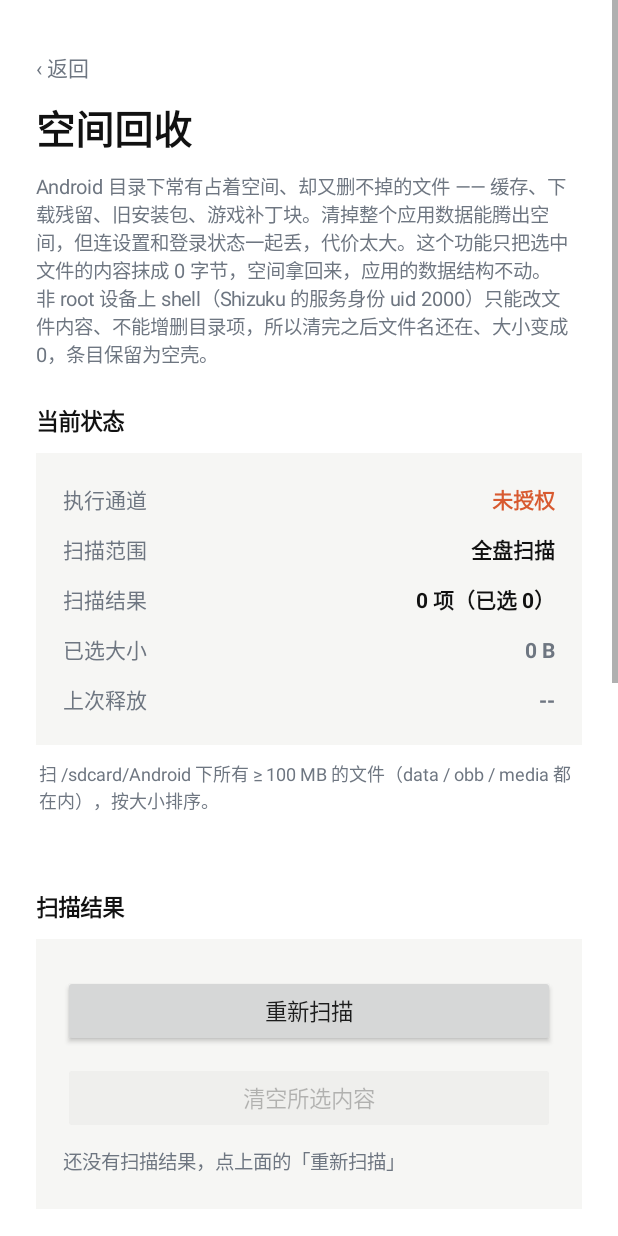
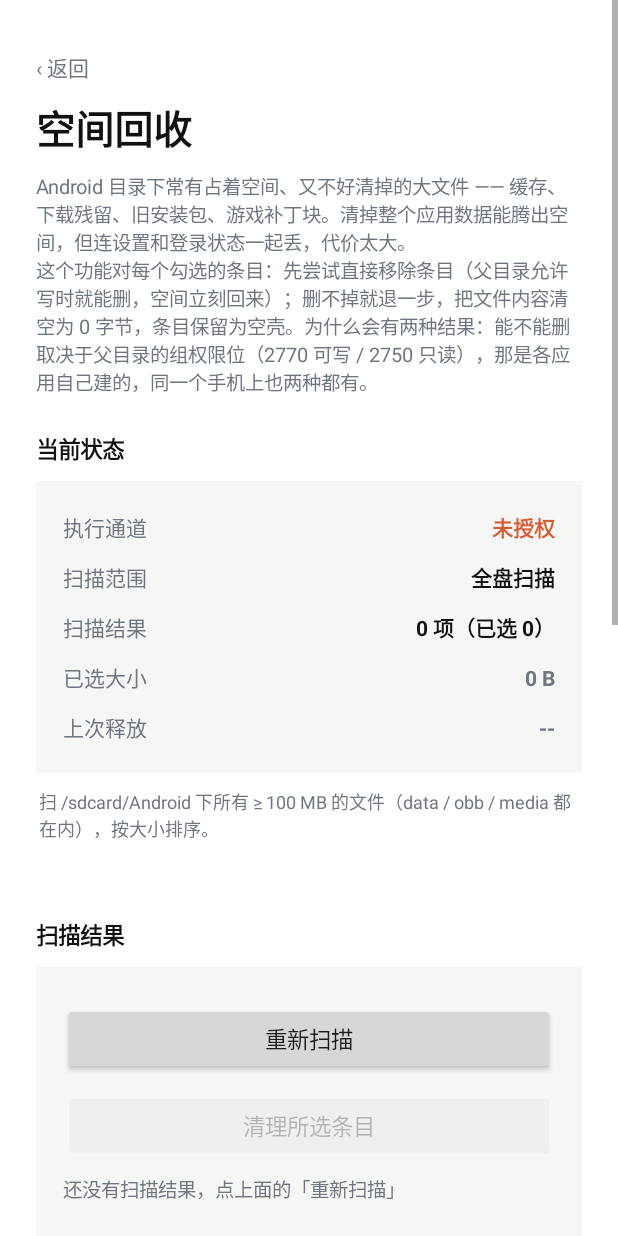
Before and after one commit to Morgan00GZ/SwissKnife, an Android app: the StorageCleanActivity screen opened directly, with no data from a screen before it, on a phone screen of 412 x 824 dp. Run offline under Robolectric (Android 15) with nearby library versions, the phone set to English and light mode, and no system bars; libraries missing offline, so code that uses them is left out: rikka.shizuku; 5 statements that could not run were skipped.

Commit message:
feat(clean): 阈值可调 + 先删后截（能否删取决于父目录组位）
机制更正：我之前记的「只能截断不能删」是错的。父目录组位有两种——
drwxrws---(2770) 组内可写，shell 能 unlink；drwxr-s---(2750) 只读，只能截断。
同一台机器两种并存，所以只能逐个文件先试。

- AIDL: truncate -> clear(path)，返回 0=已移除 / 1=已截断 / -1 / -2 / -9
- Service: Os.remove 优先，EACCES/EPERM 等再退到 Os.open+ftruncate
- UI: 汇总分开报「移除 N 项（条目消失）、清空 M 项（保留空壳）」
- 阈值做成参数：调参里加输入框（1-10240 MB，默认 100），改完立刻重扫
- 文案：统一用「移除/清空内容」，FootNote 讲清 2770 与 2750 的差别
- 单测 34 -> 35：两种结果同时出现要分开说

```diff
--- a/app/src/main/java/com/swissknife/core/Prefs.kt
+++ b/app/src/main/java/com/swissknife/core/Prefs.kt
@@ -190,6 +190,16 @@ class Prefs(context: Context) {
         set(v) = sp.edit().putString(KEY_CLEAN_MANUAL_PATH, v).apply()
 
     /**
+     * 只列 ≥ 这个体积（MB）的文件。默认 100。
+     *
+     * 做成参数而不是常量：不同人的"值得清"标准不同 —— 128 GB 的机器 50 MB 也算大，
+     * 1 TB 的机器 500 MB 才值得动手。上限 10240 MB 防止手滑扫全盘。
+     */
+    var cleanMinSizeMb: Int
+        get() = sp.getInt(KEY_CLEAN_MIN_SIZE_MB, DEFAULT_CLEAN_MIN_SIZE_MB)
+        set(v) = sp.edit().putInt(KEY_CLEAN_MIN_SIZE_MB, v.coerceIn(1, 10240)).apply()
+
+    /**
      * 当天日期字符串。
      *
      * `SimpleDateFormat` 不是线程安全的，但每次补滑都 new 一个也没必要（2026-11-09 功耗审查）：
@@ -220,6 +230,8 @@ class Prefs(context: Context) {
         const val KEY_CLEAN_LAST_FREED = "clean_last_freed"
         const val KEY_CLEAN_LAST_EVENT = "clean_last_event"
         const val KEY_CLEAN_MANUAL_PATH = "clean_manual_path"
+        const val KEY_CLEAN_MIN_SIZE_MB = "clean_min_size_mb"
+        const val DEFAULT_CLEAN_MIN_SIZE_MB = 100
 
         private const val KEY_EYE_THRESHOLD = "eye_threshold_ms"
         private const val KEY_EYE_OVERLAY_SEC = "eye_overlay_seconds"
--- a/app/src/main/res/values/strings.xml
+++ b/app/src/main/res/values/strings.xml
@@ -227,12 +227,13 @@
     <string name="time_pattern">a h:mm:ss</string>
 
     <!-- ============ 功能：空间回收（2026-11-12 新增，第五个功能） ============
-         文案口径（硬性）：全篇不出现「删除」。非 root 设备上 shell 只能改文件内容，
-         不能增删目录项，说"删除"就是撒谎。统一用「清空内容 / 释放空间 / 条目保留为空壳」。 -->
+         文案口径（硬性）：全篇不出现「删除」二字，统一用「移除（条目消失）/ 清空内容（保留空壳）」。
+         为什么：2026-11-13 实测父目录组位有两种（2770 可删 / 2750 只能截断），同一个词盖不住两种结果，
+         只说"删除"会对被截断的那部分撒谎，只说"清空"又隐瞒了真删掉的那部分。 -->
     <string name="feature_storage_clean">空间回收</string>
-    <string name="feature_storage_clean_desc">把删不掉的大文件清空为 0 字节</string>
+    <string name="feature_storage_clean_desc">能删就删，删不掉就把内容清空</string>
 
-    <string name="sc_desc">Android 目录下常有占着空间、却又删不掉的文件 —— 缓存、下载残留、旧安装包、游戏补丁块。清掉整个应用数据能腾出空间，但连设置和登录状态一起丢，代价太大。这个功能只把选中文件的内容抹成 0 字节，空间拿回来，应用的数据结构不动。\n非 root 设备上 shell（Shizuku 的服务身份 uid 2000）只能改文件内容、不能增删目录项，所以清完之后文件名还在、大小变成 0，条目保留为空壳。</string>
+    <string name="sc_desc">Android 目录下常有占着空间、又不好清掉的大文件 —— 缓存、下载残留、旧安装包、游戏补丁块。清掉整个应用数据能腾出空间，但连设置和登录状态一起丢，代价太大。\n这个功能对每个勾选的条目：先尝试直接移除条目（父目录允许写时就能删，空间立刻回来）；删不掉就退一步，把文件内容清空为 0 字节，条目保留为空壳。为什么会有两种结果：能不能删取决于父目录的组权限位（2770 可写 / 2750 只读），那是各应用自己建的，同一个手机上也两种都有。</string>
     <string name="sc_status_channel">执行通道</string>
     <string name="sc_status_scope">扫描范围</string>
     <string name="sc_status_count">扫描结果</string>
@@ -240,7 +241,7 @@
     <string name="sc_status_last">上次释放</string>
     <string name="sc_section_list">扫描结果</string>
     <string name="sc_btn_scan">重新扫描</string>
-    <string name="sc_btn_truncate">清空所选内容</string>
+    <string name="sc_btn_truncate">清理所选条目</string>
     <string name="sc_list_empty">还没有扫描结果，点上面的「重新扫描」</string>
     <string name="sc_shell_item">空壳（已清空）</string>
     <string name="sc_scope_full">全盘扫描</string>
@@ -259,6 +260,8 @@
     <string name="sc_channel_no_runner">Shizuku 未运行</string>
     <string name="sc_channel_no_permission">未授权</string>
     <string name="sc_channel_failed">连接失败</string>
+    <string name="sc_min_hint">阈值（MB，只列大于它的文件）</string>
+    <string name="sc_min_save">按此阈值扫描</string>
     <string name="sc_manual_hint">指定目录（留空 = 全盘扫描）</string>
     <string name="sc_manual_save">按此路径扫描</string>
     <string name="sc_toast_no_channel">执行通道不可用，先让 Shizuku 就绪并授权</string>
@@ -267,12 +270,12 @@
     <string name="sc_toast_scan_done">扫描完成：%1$d 项</string>
     <string name="sc_toast_scan_empty">没有 ≥ %1$d MB 的文件</string>
     <string name="sc_rule_1">1. 确认首页的「Shizuku」已就绪并授权：本功能要借它的 shell 身份才看得到别的应用的 Android 目录</string>
-    <string name="sc_rule_2">2. 点「重新扫描」：默认扫 /sdcard/Android 下所有 ≥ 100 MB 的文件，按大小从大到小列出；在最下面填一个目录则只扫那里</string>
+    <string name="sc_rule_2">2. 点「重新扫描」：默认扫 /sdcard/Android 下所有 ≥ 阈值的文件，按大小从大到小列出；阈值与扫描目录都在最下面的「调参」里改</string>
     <string name="sc_rule_3">3. 勾选要清空的条目（默认一条都不勾，可以用「全选」批量选）。已经是 0 字节的空壳不必勾</string>
-    <string name="sc_rule_4">4. 点「清空所选内容」：会先查目标应用是否还在运行，在跑就拦下并请你先退出，不会硬截</string>
-    <string name="sc_rule_5">5. 完成后「上次释放」显示本次释放总量，对应条目变成 0 字节空壳；清空前后可用空间可在系统设置里对照</string>
-    <string name="sc_footnote">为什么不能真删：Android/data/&lt;包名&gt; 的目录权限是 drwxr-s---，shell 虽然在 ext_data_rw 组里，但组内没有写权限，rm / mv / mkdir 一律被拒。这是权限模型决定的，换命令写法、换授权方式都不会变。真要删掉目录项只有三条路：设备已 root、卸载应用（连带清空它的全部数据）、或者应用自己的逻辑去清。</string>
-    <string name="sc_err_protected">受保护（文件权限位不允许写入）</string>
+    <string name="sc_rule_4">4. 点「清理所选条目」：先查目标应用是否还在运行，在跑就整体拦下请先退出；然后逐个「先删、删不掉再清空内容」</string>
+    <string name="sc_rule_5">5. 完成后「上次释放」会分开报「移除 N 项 / 清空 M 项」；被清空内容的条目会变成 0 字节空壳</string>
+    <string name="sc_footnote">为什么有时能删有时不能：能不能移除条目，取决于**父目录**的组权限位 —— drwxrws---（2770，组内可写）里的文件 shell 删得掉；drwxr-s---（2750，组内只读）里的删不掉，只能把内容清空。这两个权限位是各应用创建目录时自己定的，所以同一台手机上两种都会遇到，只能逐个文件先试。两条路都失败时（既删不掉也写不进）会如实报「受保护」，不会反复重试。</string>
+    <string name="sc_err_protected">受保护（既删不掉也写不进）</string>
     <string name="sc_err_gone">文件已消失（重新扫描）</string>
     <string name="sc_err_other">写入失败</string>
     <string name="sc_result_blocked">已拦下：%1$s 正在运行，请先退出该应用</string>
```
Also changed, not shown: app/src/main/java/com/swissknife/clean/StorageCleaner.kt (+14 -8 lines), app/src/main/java/com/swissknife/clean/TruncateService.kt (+28 -5 lines), app/src/main/java/com/swissknife/ui/StorageCleanActivity.kt (+41 -26 lines), app/src/main/aidl/com/swissknife/clean/ITruncateService.aidl, 4 other files.
